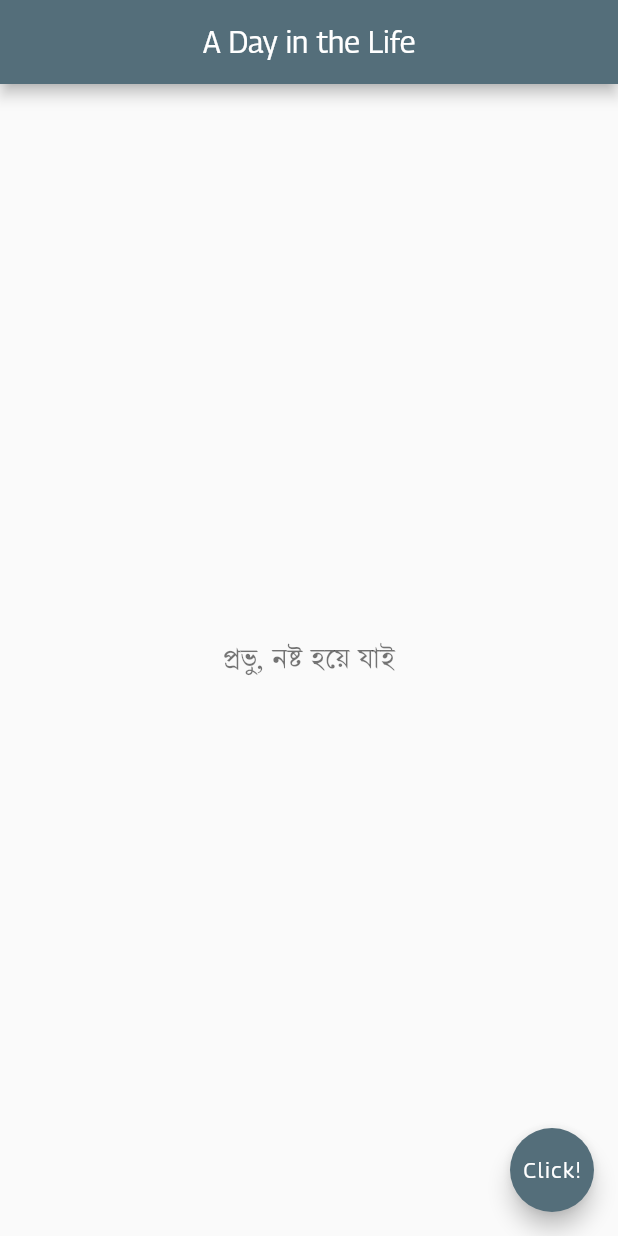
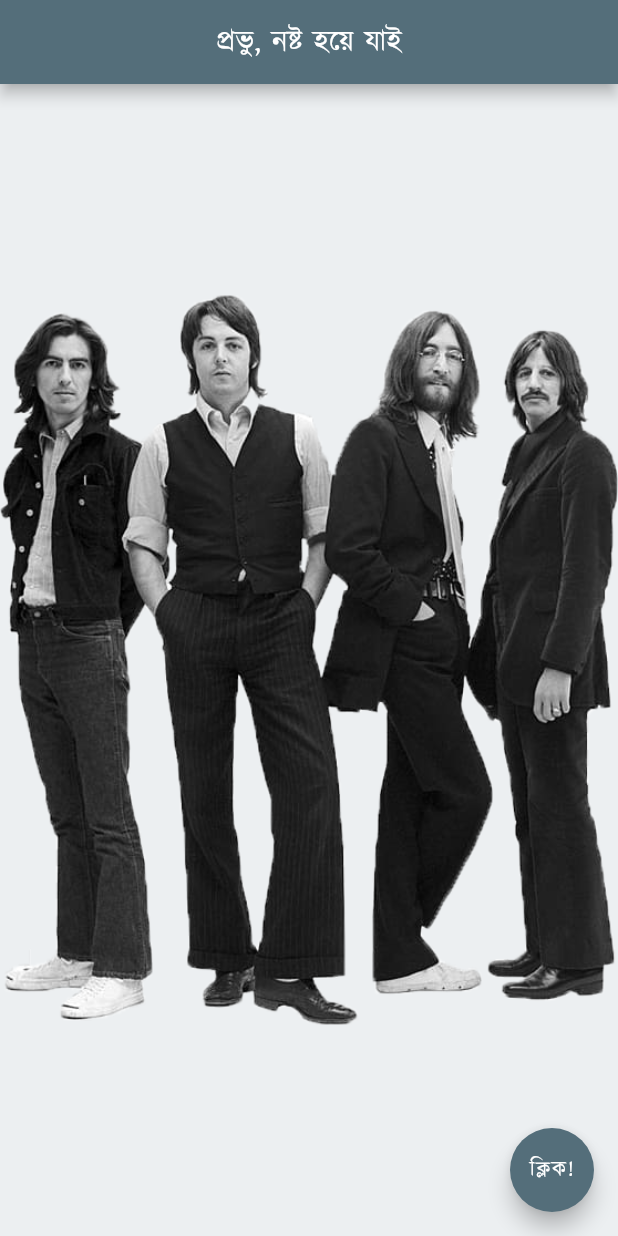
Before and after one commit to HasanNahiyanNobel/Learning-Flutter, a Flutter app: the screen it shows after launch, on a phone screen of 412 x 824 dp. Run offline on Flutter 3.47's test engine with Material 2 defaults, Android fonts, the phone set to English and light mode, and no system bars.

Commit message:
Completed tutorial #8.

```diff
--- a/lib/main.dart
+++ b/lib/main.dart
@@ -4,6 +4,9 @@ void main() {
   runApp(
     MaterialApp(
       debugShowCheckedModeBanner: false,
+      theme: ThemeData(
+        fontFamily: 'Kalpurush',
+      ),
       home: Home(),
     ),
   );
@@ -34,33 +37,21 @@ class _HomeState extends State<Home> with SingleTickerProviderStateMixin {
   @override
   Widget build(BuildContext context) {
     return Scaffold(
+      backgroundColor: Colors.blueGrey[50],
       appBar: AppBar(
         title: Text(
-          'A Day in the Life',
-          style: TextStyle(
-            fontFamily: 'Georama_Regular',
-          ),
+          'প্রভু, নষ্ট হয়ে যাই',
         ),
         centerTitle: true,
         backgroundColor: Colors.blueGrey[600],
       ),
       body: Center(
-        child: Text(
-          'প্রভু, নষ্ট হয়ে যাই',
-          style: TextStyle(
-            fontFamily: 'NikoshBAN',
-            fontSize: 22,
-            color: Colors.black54,
-          ),
-        ),
+        child: Image.asset('images/Test_Mode_Beatles_1.png'),
       ),
       floatingActionButton: FloatingActionButton(
         onPressed: null,
         child: Text(
-          'Click!',
-          style: TextStyle(
-            fontFamily: 'Georama_Regular',
-          ),
+          'ক্লিক!',
         ),
         backgroundColor: Colors.blueGrey[600],
       ),
```
Also changed, not shown: pubspec.yaml (+8 -6 lines), fonts/Candara.ttf (added), images/Test_Mode_Beatles_1.png (added), 1 other file.
